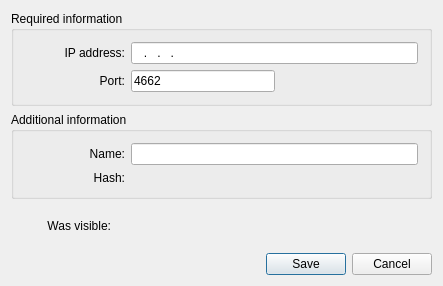
Before: the Qt Designer form src/add_friend.ui in qmule/qmule, drawn with Qt 5.
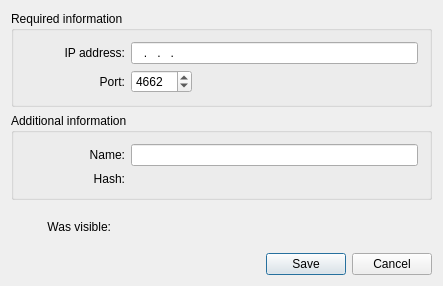
After: the same form once the commit is applied. Icons and pictures are not drawn.

Commit message: #24 fix add friend crash

Patch:
```diff
--- a/src/add_friend.ui
+++ b/src/add_friend.ui
@@ -106,27 +106,15 @@
          </widget>
         </item>
         <item>
-         <widget class="QLineEdit" name="editPort">
-          <property name="enabled">
-           <bool>true</bool>
+         <widget class="QSpinBox" name="spinPort">
+          <property name="minimum">
+           <number>1024</number>
           </property>
-          <property name="sizePolicy">
-           <sizepolicy hsizetype="Expanding" vsizetype="Preferred">
-            <horstretch>0</horstretch>
-            <verstretch>0</verstretch>
-           </sizepolicy>
+          <property name="maximum">
+           <number>65536</number>
           </property>
-          <property name="minimumSize">
-           <size>
-            <width>0</width>
-            <height>18</height>
-           </size>
-          </property>
-          <property name="text">
-           <string>4662</string>
-          </property>
-          <property name="maxLength">
-           <number>6</number>
+          <property name="value">
+           <number>4662</number>
           </property>
          </widget>
         </item>
```
Left out of the diff: 3 changed lines with no effect on the pictures. The commit also changes 5 other files.
